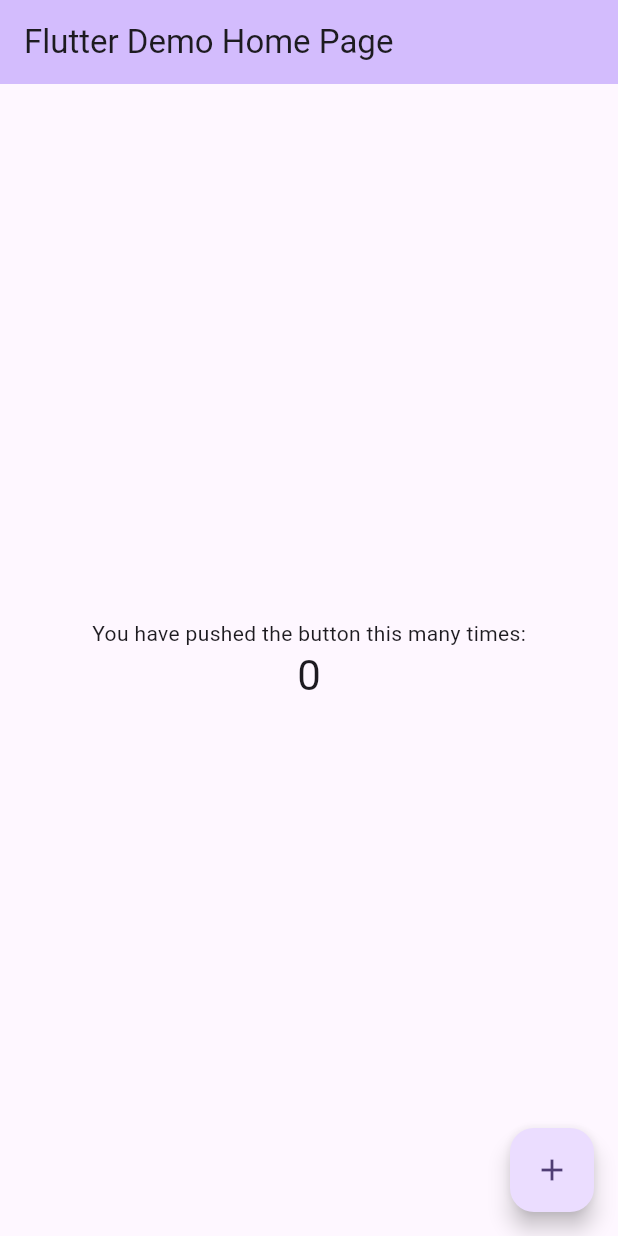
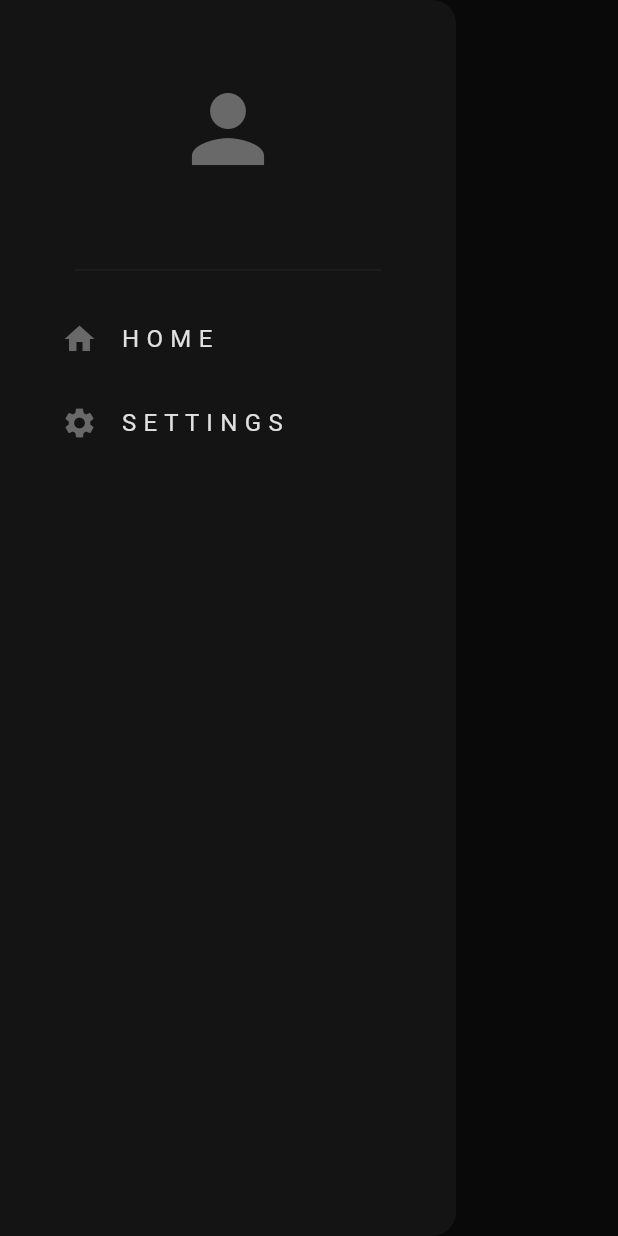
Before and after one commit to erulan002/twitter_clone, a Flutter app: the screen it shows after launch, with the side drawer open (before the commit the screen has no drawer), on a phone screen of 412 x 824 dp. Run offline on Flutter 3.47's test engine with Material 3 defaults, Android fonts, the phone set to English and light mode, and no system bars.

Commit message:
Add: Home Page, Settings Page and Drawer

```diff
--- /dev/null
+++ b/lib/components/my_drawer.dart
@@ -0,0 +1,57 @@
+import 'package:flutter/material.dart';
+import 'package:twitter_clone/components/my_drawer_tile.dart';
+import 'package:twitter_clone/pages/settings_page.dart';
+
+class MyDrawer extends StatelessWidget {
+  const MyDrawer({super.key});
+
+  @override
+  Widget build(BuildContext context) {
+    return Drawer(
+      backgroundColor: Theme.of(context).colorScheme.surface,
+      child: SafeArea(
+        child: Padding(
+          padding: const EdgeInsets.symmetric(horizontal: 25),
+          child: Column(
+            children: [
+              Padding(
+                padding: const EdgeInsets.symmetric(vertical: 50),
+                child: Icon(
+                  Icons.person,
+                  size: 72,
+                  color: Theme.of(context).colorScheme.primary,
+                ),
+              ),
+              Divider(
+                indent: 25,
+                endIndent: 25,
+                color: Theme.of(context).colorScheme.secondary,
+              ),
+              SizedBox(height: 10),
+              MyDrawerTile(
+                icon: Icons.home,
+                title: 'H O M E',
+                onTap: () {
+                  Navigator.pop(context);
+                },
+              ),
+              MyDrawerTile(
+                icon: Icons.settings,
+                title: 'S E T T I N G S',
+                onTap: () {
+                  Navigator.pop(context);
+
+                  Navigator.push(
+                      context,
+                      MaterialPageRoute(
+                        builder: (context) => const SettingsPage(),
+                      ));
+                },
+              ),
+            ],
+          ),
+        ),
+      ),
+    );
+  }
+}
--- /dev/null
+++ b/lib/components/my_drawer_tile.dart
@@ -0,0 +1,32 @@
+import 'package:flutter/material.dart';
+
+class MyDrawerTile extends StatelessWidget {
+  final IconData icon;
+  final String title;
+  final void Function()? onTap;
+
+  const MyDrawerTile({
+    super.key,
+    required this.icon,
+    required this.title,
+    required this.onTap,
+  });
+
+  @override
+  Widget build(BuildContext context) {
+    return ListTile(
+      title: Text(
+        title,
+        style: TextStyle(
+          color: Theme.of(context).colorScheme.inversePrimary,
+        ),
+      ),
+      leading: Icon(
+        icon,
+        color: Theme.of(context).colorScheme.primary,
+      ),
+      onTap: onTap,
+
+    );
+  }
+}
--- a/lib/main.dart
+++ b/lib/main.dart
@@ -1,125 +1,24 @@
 import 'package:flutter/material.dart';
+import 'package:provider/provider.dart';
+import 'package:twitter_clone/pages/home_page.dart';
+import 'package:twitter_clone/themes/theme_provider.dart';
 
 void main() {
-  runApp(const MyApp());
+  runApp(ChangeNotifierProvider(
+    create: (context) => ThemeProvider(),
+    child: const MyApp(),
+  ));
 }
 
 class MyApp extends StatelessWidget {
   const MyApp({super.key});
 
-  // This widget is the root of your application.
   @override
   Widget build(BuildContext context) {
     return MaterialApp(
-      title: 'Flutter Demorrr',
-      theme: ThemeData(
-        // This is the theme of your application.
-        //
-        // TRY THIS: Try running your application with "flutter run". You'll see
-        // the application has a purple toolbar. Then, without quitting the app,
-        // try changing the seedColor in the colorScheme below to Colors.green
-        // and then invoke "hot reload" (save your changes or press the "hot
-        // reload" button in a Flutter-supported IDE, or press "r" if you used
-        // the command line to start the app).
-        //
-        // Notice that the counter didn't reset back to zero; the application
-        // state is not lost during the reload. To reset the state, use hot
-        // restart instead.
-        //
-        // This works for code too, not just values: Most code changes can be
-        // tested with just a hot reload.
-        colorScheme: ColorScheme.fromSeed(seedColor: Colors.deepPurple),
-        useMaterial3: true,
-      ),
-      home: const MyHomePage(title: 'Flutter Demo Home Page'),
+      debugShowCheckedModeBanner: false,
+      home: const HomePage(),
+      theme: Provider.of<ThemeProvider>(context).themeData,
     );
   }
 }
-
-class MyHomePage extends StatefulWidget {
-  const MyHomePage({super.key, required this.title});
-
-  // This widget is the home page of your application. It is stateful, meaning
-  // that it has a State object (defined below) that contains fields that affect
-  // how it looks.
-
-  // This class is the configuration for the state. It holds the values (in this
-  // case the title) provided by the parent (in this case the App widget) and
-  // used by the build method of the State. Fields in a Widget subclass are
-  // always marked "final".
-
-  final String title;
-
-  @override
-  State<MyHomePage> createState() => _MyHomePageState();
-}
-
-class _MyHomePageState extends State<MyHomePage> {
-  int _counter = 0;
-
-  void _incrementCounter() {
-    setState(() {
-      // This call to setState tells the Flutter framework that something has
-      // changed in this State, which causes it to rerun the build method below
-      // so that the display can reflect the updated values. If we changed
-      // _counter without calling setState(), then the build method would not be
-      // called again, and so nothing would appear to happen.
-      _counter++;
-    });
-  }
-
-  @override
-  Widget build(BuildContext context) {
-    // This method is rerun every time setState is called, for instance as done
-    // by the _incrementCounter method above.
-    //
-    // The Flutter framework has been optimized to make rerunning build methods
-    // fast, so that you can just rebuild anything that needs updating rather
-    // than having to individually change instances of widgets.
-    return Scaffold(
-      appBar: AppBar(
-        // TRY THIS: Try changing the color here to a specific color (to
-        // Colors.amber, perhaps?) and trigger a hot reload to see the AppBar
-        // change color while the other colors stay the same.
-        backgroundColor: Theme.of(context).colorScheme.inversePrimary,
-        // Here we take the value from the MyHomePage object that was created by
-        // the App.build method, and use it to set our appbar title.
-        title: Text(widget.title),
-      ),
-      body: Center(
-        // Center is a layout widget. It takes a single child and positions it
-        // in the middle of the parent.
-        child: Column(
-          // Column is also a layout widget. It takes a list of children and
-          // arranges them vertically. By default, it sizes itself to fit its
-          // children horizontally, and tries to be as tall as its parent.
-          //
-          // Column has various properties to control how it sizes itself and
-          // how it positions its children. Here we use mainAxisAlignment to
-          // center the children vertically; the main axis here is the vertical
-          // axis because Columns are vertical (the cross axis would be
-          // horizontal).
-          //
-          // TRY THIS: Invoke "debug painting" (choose the "Toggle Debug Paint"
-          // action in the IDE, or press "p" in the console), to see the
-          // wireframe for each widget.
-          mainAxisAlignment: MainAxisAlignment.center,
-          children: <Widget>[
-            const Text(
-              'You have pushed the button this many times:',
-            ),
-            Text(
-              '$_counter',
-              style: Theme.of(context).textTheme.headlineMedium,
-            ),
-          ],
-        ),
-      ),
-      floatingActionButton: FloatingActionButton(
-        onPressed: _incrementCounter,
-        tooltip: 'Increment',
-        child: const Icon(Icons.add),
-      ), // This trailing comma makes auto-formatting nicer for build methods.
-    );
-  }
-}
--- /dev/null
+++ b/lib/pages/home_page.dart
@@ -0,0 +1,23 @@
+import 'package:flutter/material.dart';
+import 'package:twitter_clone/components/my_drawer.dart';
+
+class HomePage extends StatefulWidget {
+  const HomePage({super.key});
+
+  @override
+  State<HomePage> createState() => _HomePageState();
+}
+
+class _HomePageState extends State<HomePage> {
+  @override
+  Widget build(BuildContext context) {
+    return Scaffold(
+      backgroundColor: Theme.of(context).colorScheme.surface,
+      drawer: const MyDrawer(),
+      appBar: AppBar(
+        title: const Text('H O M E'),
+        foregroundColor: Theme.of(context).colorScheme.primary,
+      ),
+    );
+  }
+}
--- /dev/null
+++ b/lib/themes/dark_mode.dart
@@ -0,0 +1,11 @@
+import 'package:flutter/material.dart';
+
+ThemeData darkMode = ThemeData(
+  colorScheme: ColorScheme.dark(
+    surface: const Color.fromARGB(255, 20, 20, 20),
+    primary: const Color.fromARGB(255, 105, 105, 105),
+    secondary: const Color.fromARGB(255, 30, 30, 30),
+    tertiary: const Color.fromARGB(255, 47, 47, 47),
+    inversePrimary: Colors.grey.shade300,
+  ),
+);
--- /dev/null
+++ b/lib/themes/light_mode.dart
@@ -0,0 +1,11 @@
+import 'package:flutter/material.dart';
+
+ThemeData lightMode = ThemeData(
+  colorScheme: ColorScheme.light(
+    surface: Colors.grey.shade300,
+    primary: Colors.grey.shade500,
+    secondary: Colors.grey.shade200,
+    tertiary: Colors.white,
+    inversePrimary: Colors.grey.shade900,
+  ),
+);
--- /dev/null
+++ b/lib/themes/theme_provider.dart
@@ -0,0 +1,25 @@
+import 'package:flutter/material.dart';
+import 'package:twitter_clone/themes/dark_mode.dart';
+import 'package:twitter_clone/themes/light_mode.dart';
+
+class ThemeProvider with ChangeNotifier {
+  ThemeData _themeData = darkMode;
+
+  ThemeData get themeData => _themeData;
+
+  bool get isDarkMode => _themeData == darkMode;
+
+  set themeData(ThemeData themeData) {
+    _themeData = themeData;
+
+    notifyListeners();
+  }
+
+  void toggleTheme() {
+    if (_themeData == lightMode) {
+      _themeData = darkMode;
+    } else {
+      _themeData = lightMode;
+    }
+  }
+}
--- a/pubspec.yaml
+++ b/pubspec.yaml
@@ -35,6 +35,7 @@ dependencies:
   # The following adds the Cupertino Icons font to your application.
   # Use with the CupertinoIcons class for iOS style icons.
   cupertino_icons: ^1.0.8
+  provider: ^6.1.2
 
 dev_dependencies:
   flutter_test:
```
Also changed, not shown: lib/components/my_list_tile.dart (added, +40 -0 lines), lib/pages/settings_page.dart (added, +37 -0 lines), pubspec.lock, 2 other files.
